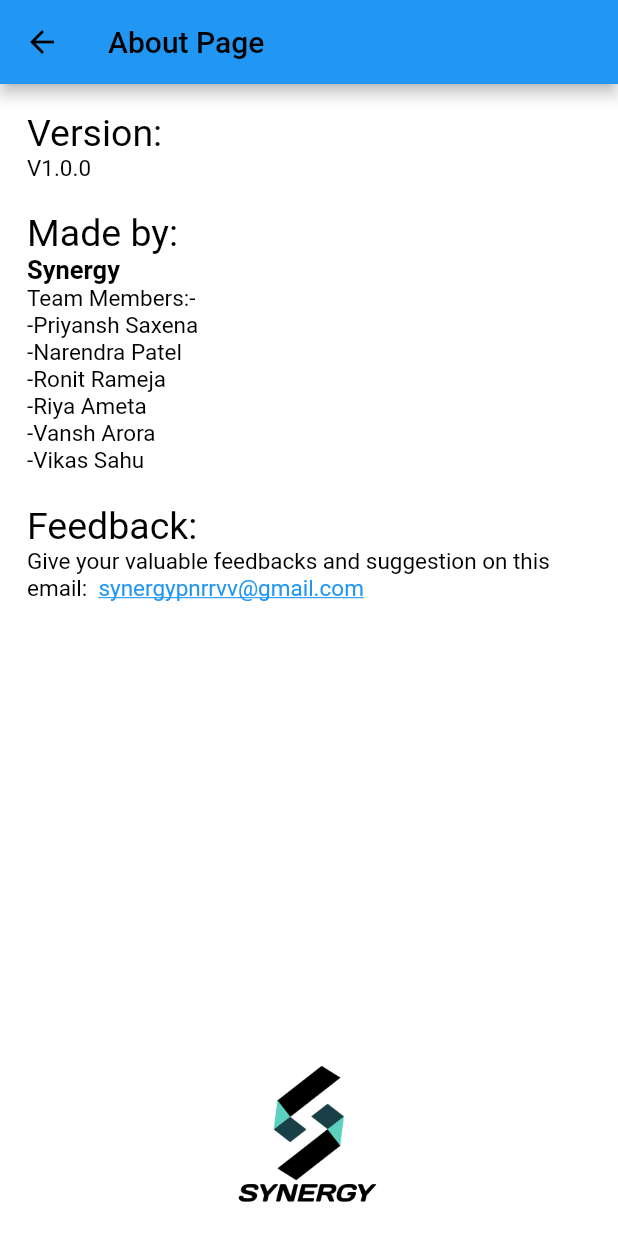
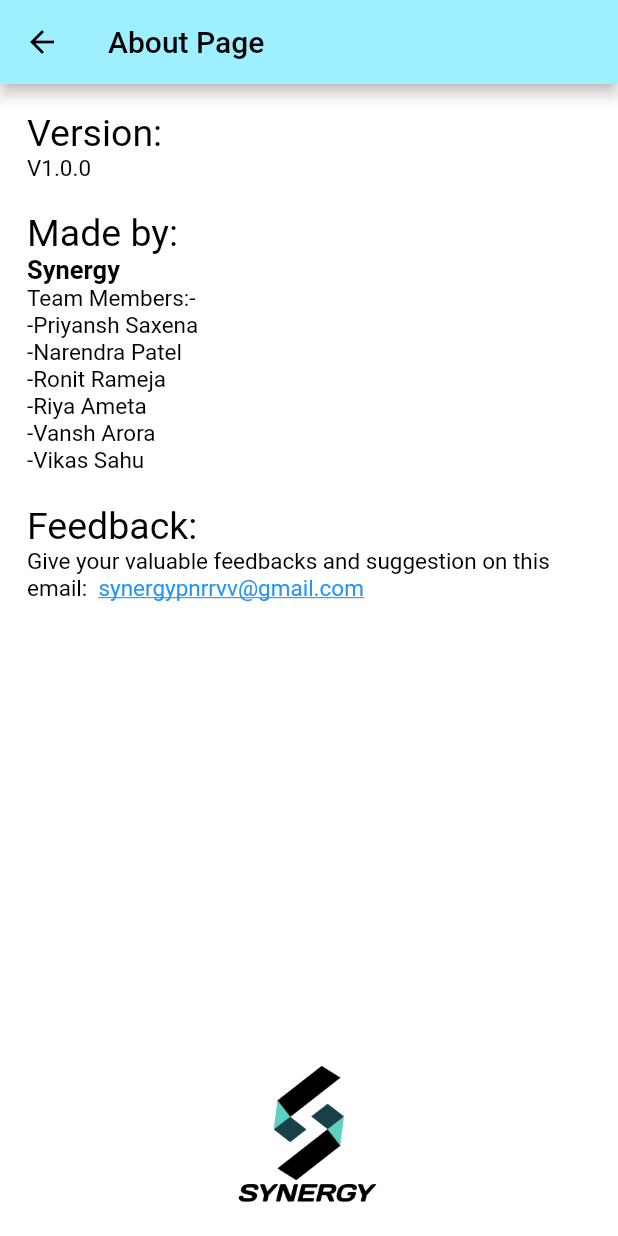
Before and after one commit to master-wayne7/locate_it, a Flutter app: the MainScreen screen opened directly, item 3 of the bottom bar chosen, in the side drawer, after a tap on "About", on a phone screen of 412 x 824 dp. Run offline on Flutter 3.47's test engine with Material 2 defaults, Android fonts, the phone set to English and light mode, and no system bars; our stand-ins replace cloud_firestore, dio, file_picker, firebase_auth, firebase_core, firebase_database and 8 more; missing offline and left inert: email_otp, flutter_phone_direct_caller, flutter_polyline_points; accounts and stored records are empty.

```diff
--- a/lib/bodies/ann.dart
+++ b/lib/bodies/ann.dart
@@ -84,7 +84,7 @@ class _AnnouncementState extends State<Announcement> {
   @override
   Widget build(BuildContext context) {
     return Container(
-      color: Color.fromARGB(255, 232, 232, 232),
+      color: const Color.fromARGB(255, 232, 232, 232),
       child: RawScrollbar(
         controller: _scrollController,
         radius: const Radius.circular(25.0),
@@ -149,7 +149,7 @@ class _AnnouncementState extends State<Announcement> {
                                         )
                                       : Text(
                                           '''${snapshot.data!.docs[index]['createdOn'].toDate().day}/${snapshot.data!.docs[index]['createdOn'].toDate().month}   ${snapshot.data!.docs[index]['createdOn'].toDate().hour.toString()}:${snapshot.data!.docs[index]['createdOn'].toDate().minute.toString().padLeft(2, '0')}''',
-                                          style: TextStyle(fontSize: 11),
+                                          style: const TextStyle(fontSize: 11),
                                         ),
                                 ],
                               ),
--- a/lib/main.dart
+++ b/lib/main.dart
@@ -28,6 +28,9 @@ void main() async {
           theme: ThemeData(
               primaryColor: const Color.fromARGB(255, 158, 239, 255))),
     );
+    SystemChrome.setPreferredOrientations([
+      DeviceOrientation.portraitUp,
+    ]);
   });
 }
 
--- a/lib/screens/about_page.dart
+++ b/lib/screens/about_page.dart
@@ -16,7 +16,7 @@ class AboutPage extends StatelessWidget {
             "About Page",
             style: TextStyle(color: Colors.black),
           ),
-        backgroundColor: Colors.blue,
+          backgroundColor: Color.fromRGBO(158, 239, 255, 1),
         ),
         body: Stack(children: [
           Padding(
@@ -93,6 +93,7 @@ class AboutPage extends StatelessWidget {
             ),
           )
         ]),
-    ));
+      ),
+    );
   }
 }
--- a/lib/widgets/sign_up.dart
+++ b/lib/widgets/sign_up.dart
@@ -374,6 +374,7 @@ class _SignUpState extends State<SignUp> {
       await _auth
           .createUserWithEmailAndPassword(email: email, password: password)
           .then((value) => {postDetailsToFirestore()})
+          // ignore: body_might_complete_normally_catch_error
           .catchError((e) {
         Fluttertoast.showToast(msg: e!.message);
       });
```
Also changed, not shown: assets/appgits.png, assets/logo.png, pubspec.lock, 4 other files. Lines whose indentation alone changed are shown as unchanged.
